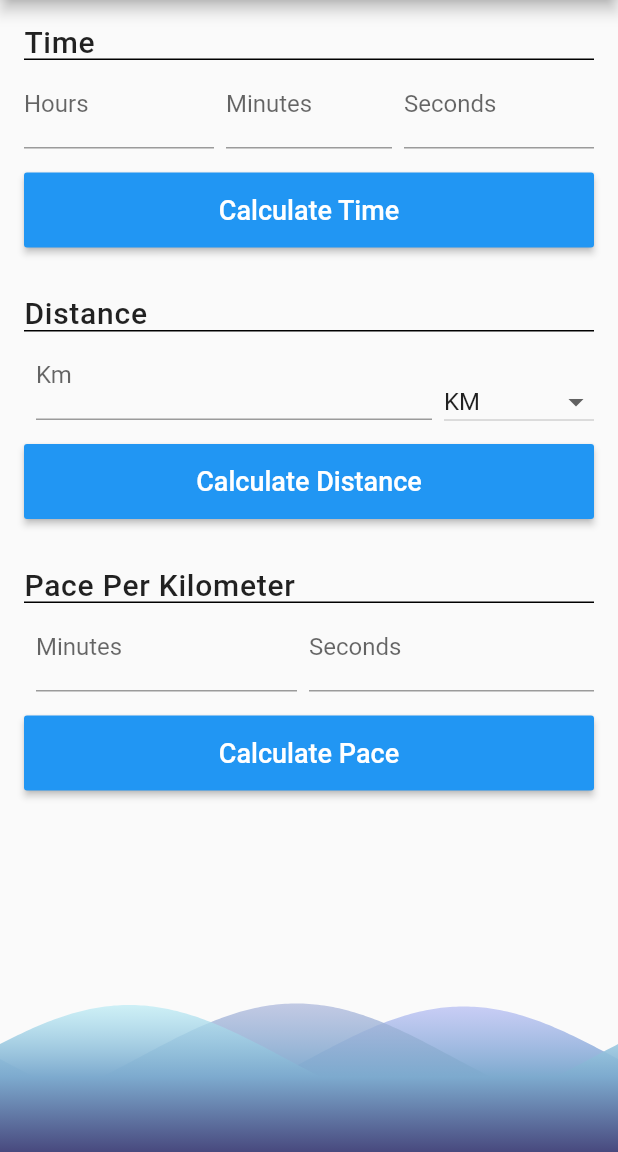
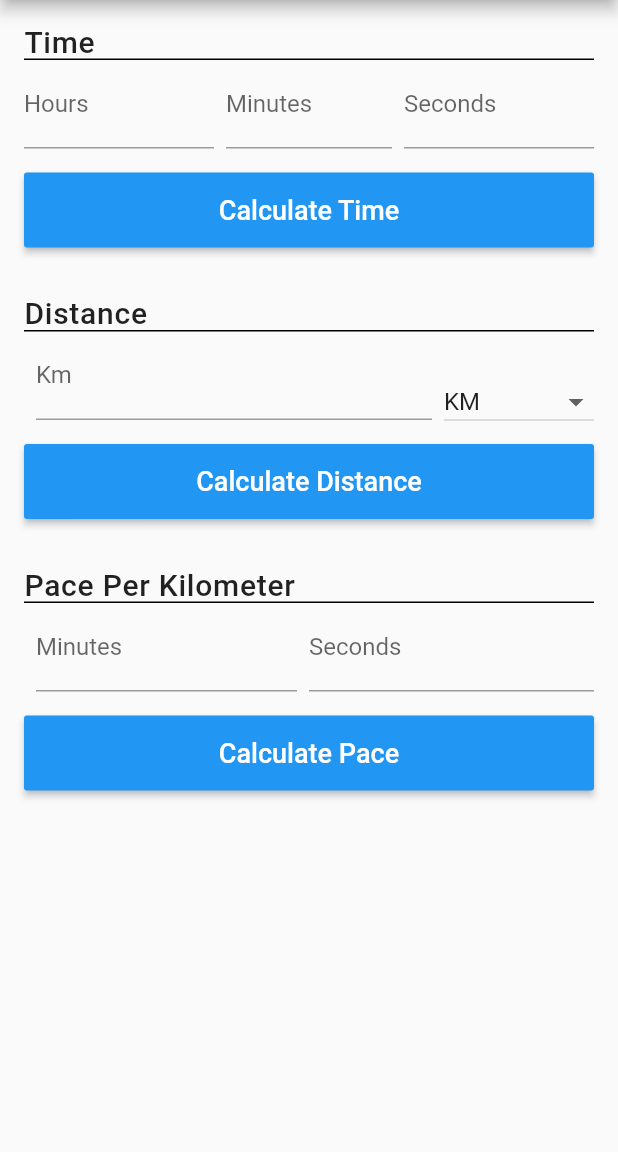
Before and after one commit to SilverBirchh/pace_calculator, a Flutter app: the screen it shows after launch, on a phone screen of 412 x 824 dp, the part 84-1236 px from its top. Run offline on Flutter 3.47's test engine with Material 2 defaults, Android fonts, the phone set to English and light mode, and no system bars; drawn by our look-alikes of wave; our stand-ins replace bloc, flutter_bloc, shared_preferences.

Commit message:
hide wave on small screen

```diff
--- a/lib/ui/screens/calculator.dart
+++ b/lib/ui/screens/calculator.dart
@@ -13,8 +13,11 @@ class _CalculatorState extends State<Calculator> {
 
   @override
   Widget build(BuildContext context) {
+
+    final double height = MediaQuery.of(context).size.height;
+
     return Scaffold(
-      resizeToAvoidBottomPadding: false,
+      resizeToAvoidBottomInset: height > 865 ? false : true,
       key: _calculatorKey,
       appBar: AppBar(
         leading: Icon(Icons.directions_run),
--- a/lib/ui/widgets/calculator_form.dart
+++ b/lib/ui/widgets/calculator_form.dart
@@ -46,14 +46,21 @@ class CalculatorFormState extends State<CalculatorForm> {
           Measurement measurement =
               BlocProvider.of<CalculatorBloc>(context).state.stats.measurement;
 
+          final double height = MediaQuery.of(context).size.height;
+
           return Stack(
             children: <Widget>[
-              Positioned(
+              height > 865
+                  ? Positioned(
                       bottom: 0,
                       child: Container(
                           height: 100,
                           width: MediaQuery.of(context).size.width,
                           child: Background()),
+                    )
+                  : Container(
+                      width: 0,
+                      height: 0,
                     ),
               ListView(
                 children: <Widget>[
```
Also changed, not shown: 1 other file. Lines whose indentation alone changed are shown as unchanged.
